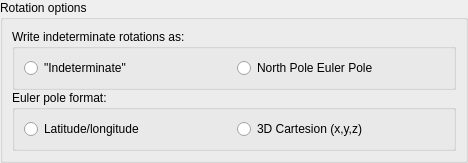
First picture: the form in src/qt-widgets/ExportRotationOptionsWidgetUi.ui, repository GPlates/GPlates, before the edit.
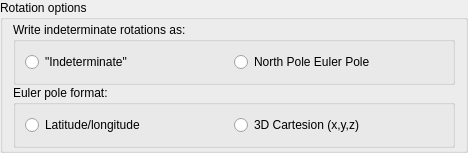
Second picture: the form after the edit.

Commit message: (trunk) Tighten up area around the export-specific option widgets a bit so they don't use up so much space - on low-resolution screens in particular.

The edit to the form file:
```diff
--- a/src/qt-widgets/ExportRotationOptionsWidgetUi.ui
+++ b/src/qt-widgets/ExportRotationOptionsWidgetUi.ui
@@ -14,6 +14,9 @@
    <string>Form</string>
   </property>
   <layout class="QVBoxLayout" name="verticalLayout">
+   <property name="spacing">
+    <number>0</number>
+   </property>
    <property name="margin">
     <number>0</number>
    </property>
@@ -23,17 +26,38 @@
       <string>Rotation options</string>
      </property>
      <layout class="QVBoxLayout" name="verticalLayout_2">
+      <property name="spacing">
+       <number>0</number>
+      </property>
+      <property name="topMargin">
+       <number>1</number>
+      </property>
+      <property name="bottomMargin">
+       <number>1</number>
+      </property>
       <item>
        <layout class="QVBoxLayout" name="layer_rotation_options">
         <property name="spacing">
          <number>0</number>
         </property>
+        <property name="margin">
+         <number>1</number>
+        </property>
         <item>
          <widget class="QGroupBox" name="group_box_indeterminate">
           <property name="title">
            <string>Write indeterminate rotations as:</string>
           </property>
           <layout class="QHBoxLayout" name="layout_indeterminate">
+           <property name="spacing">
+            <number>0</number>
+           </property>
+           <property name="topMargin">
+            <number>1</number>
+           </property>
+           <property name="bottomMargin">
+            <number>1</number>
+           </property>
            <item>
             <widget class="QRadioButton" name="radio_button_indeterminate">
              <property name="text">
@@ -57,6 +81,15 @@
            <string>Euler pole format:</string>
           </property>
           <layout class="QHBoxLayout" name="layout_pole_format">
+           <property name="spacing">
+            <number>0</number>
+           </property>
+           <property name="topMargin">
+            <number>1</number>
+           </property>
+           <property name="bottomMargin">
+            <number>1</number>
+           </property>
            <item>
             <widget class="QRadioButton" name="radio_button_lat_lon">
              <property name="text">
```
The commit also changes 5 other files.
